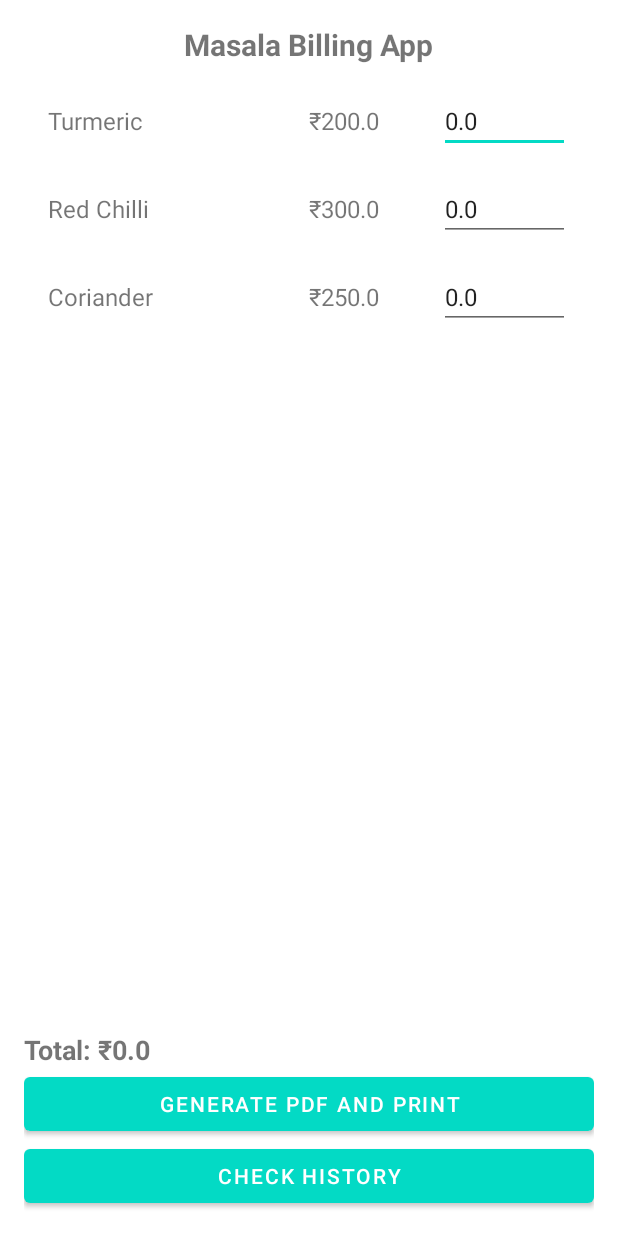
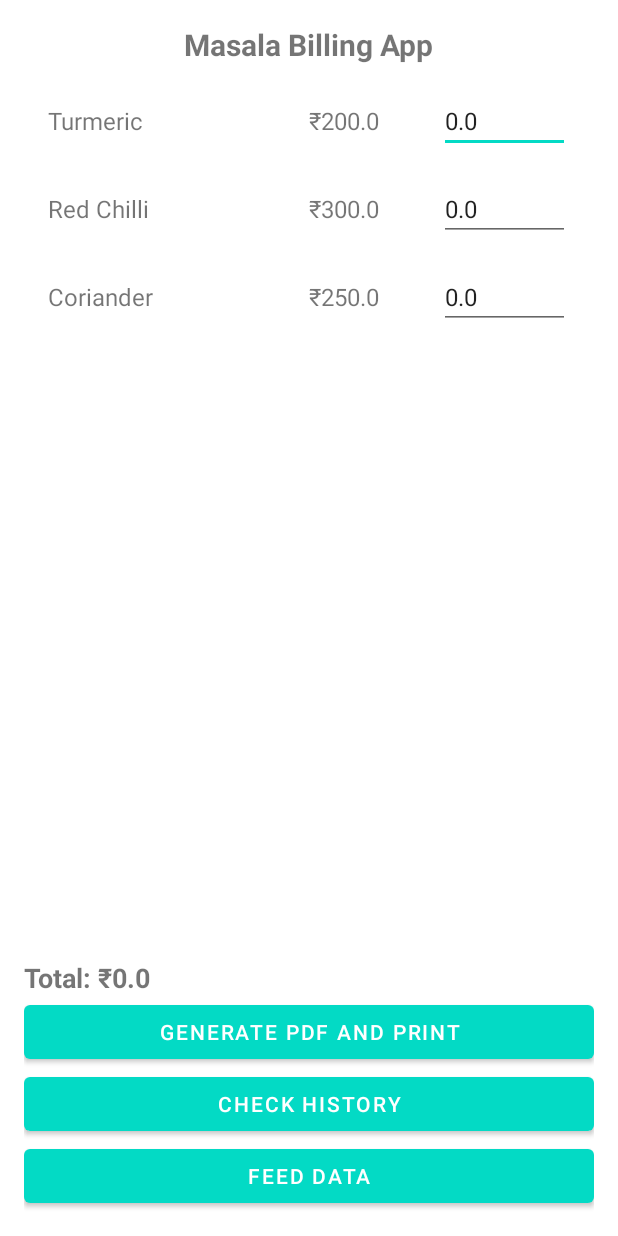
Before and after one commit to prbale/masalebill, an Android app: the screen it shows after launch (MainActivity), on a phone screen of 412 x 824 dp. Run offline under Robolectric (Android 15) with nearby library versions, the phone set to English and light mode, and no system bars.

Commit message:
Added Item Entry Feed screen

```diff
--- a/app/src/main/AndroidManifest.xml
+++ b/app/src/main/AndroidManifest.xml
@@ -33,6 +33,11 @@
         <activity
             android:name=".ui.activities.HistoryActivity"
             android:exported="true"
+            android:screenOrientation="portrait" />
+
+        <activity
+            android:name=".ui.activities.ItemEntryActivity"
+            android:exported="true"
             android:screenOrientation="portrait">
         </activity>
 
--- a/app/src/main/java/com/masalabazaar/billing/ui/activities/MainActivity.kt
+++ b/app/src/main/java/com/masalabazaar/billing/ui/activities/MainActivity.kt
@@ -18,6 +18,7 @@ class MainActivity : AppCompatActivity() {
     private lateinit var totalAmountText: TextView
     private lateinit var generatePdfButton: Button
     private lateinit var historyButton: Button
+    private lateinit var itemDataFeedButton: Button
     private val items = mutableListOf<BillItem>()
 
     override fun onCreate(savedInstanceState: Bundle?) {
@@ -28,6 +29,7 @@ class MainActivity : AppCompatActivity() {
         totalAmountText = findViewById(R.id.totalAmount)
         generatePdfButton = findViewById(R.id.generatePdfButton)
         historyButton = findViewById(R.id.historyButton)
+        itemDataFeedButton = findViewById(R.id.itemDataFeedButton)
 
         recyclerView.layoutManager = LinearLayoutManager(this)
         adapter = BillAdapter(items) { updateTotalAmount() }
@@ -53,15 +55,29 @@ class MainActivity : AppCompatActivity() {
             val intent = Intent(this, HistoryActivity::class.java)
             startActivity(intent)
         }
+
+        itemDataFeedButton.setOnClickListener {
+            val intent = Intent(this, ItemEntryActivity::class.java)
+            startActivity(intent)
+        }
     }
 
     val dbHelper = DatabaseHelper(this)
 
     private fun loadItems() {
+        val dbHelper = DatabaseHelper(this)
+        val itemList = dbHelper.getItems()
 
-        val itemList = dbHelper.getItems()
-        items.clear()
-        items.addAll(itemList)
+        if (itemList.isNotEmpty()) {
+            items.clear()
+            items.addAll(itemList)
+        } else {
+            // Initialize with default 0 values if no data is in the database
+            items.clear()
+            for (i in 1..30) {
+                items.add(BillItem("Item $i", 0.0, 0.0))
+            }
+        }
         adapter.notifyDataSetChanged()
     }
 
--- a/app/src/main/res/layout/activity_main.xml
+++ b/app/src/main/res/layout/activity_main.xml
@@ -40,4 +40,11 @@
         android:layout_width="match_parent"
         android:layout_height="wrap_content"
         android:text="Check History"/>
+
+    <Button
+        android:id="@+id/itemDataFeedButton"
+        android:layout_width="match_parent"
+        android:layout_height="wrap_content"
+        android:text="Feed Data"/>
+
 </LinearLayout>
```
Also changed, not shown: app/src/main/java/com/masalabazaar/billing/ui/activities/DatabaseHelper.kt (+16 -0 lines), app/src/main/java/com/masalabazaar/billing/ui/activities/ItemEntryActivity.kt (added, +67 -0 lines), app/src/main/res/layout/activity_item_entry.xml (added, +27 -0 lines).
